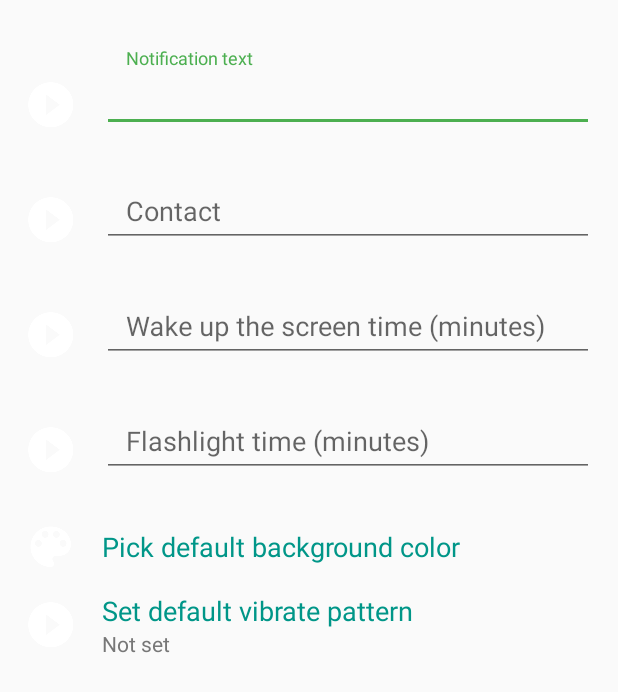
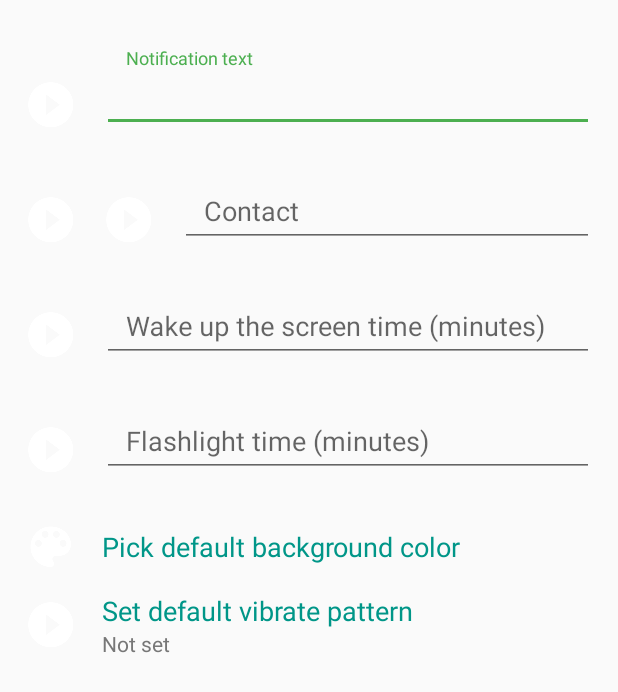
Before and after one commit to 0x2539/ITFest-Mobile-2015, an Android app: the layout activity_add_new_notification.xml on its own in the app's theme, with its tools: preview values and no code run, on a phone screen of 412 x 824 dp. Shown: the top 692 px of the screen. Run offline under Robolectric (Android 15) with nearby library versions, the phone set to English and light mode, and no system bars.

Commit message:
working contacts

```diff
--- a/CoolApp/app/src/main/java/bytes/smart/coolapp/views/AddNewNotificationLayout.java
+++ b/CoolApp/app/src/main/java/bytes/smart/coolapp/views/AddNewNotificationLayout.java
@@ -8,6 +8,7 @@ import android.support.v7.app.AppCompatActivity;
 import android.support.v7.widget.Toolbar;
 import android.util.AttributeSet;
 import android.view.View;
+import android.widget.AdapterView;
 import android.widget.AutoCompleteTextView;
 import android.widget.EditText;
 import android.widget.ImageView;
@@ -46,6 +47,8 @@ public class AddNewNotificationLayout extends RelativeLayout implements OnChange
     private TextView vibratePatternSetTextView;
     private LinearLayout defaultColorLinearLayout;
     private ImageView defaultColorImageView;
+    private ImageView contactPhotoImageView;
+    private ImageView contactPhotoDefaultImageView;
 
     private ContactsAdapter contactsAdapter;
 
@@ -87,6 +90,13 @@ public class AddNewNotificationLayout extends RelativeLayout implements OnChange
         contactTextInputLayout = (TextInputLayout) findViewById(R.id.activity_add_new_notification_contact_textinputlayout);
         contactAutoCompleteTextView = (AutoCompleteTextView) findViewById(R.id.activity_add_new_notification_contact_autocompletetextview);
         contactsAdapter = new ContactsAdapter(getContext(), ContactsManager.getContactsManager(getContext()).getContacts());
+        contactAutoCompleteTextView.setOnItemClickListener(new AdapterView.OnItemClickListener() {
+            @Override
+            public void onItemClick(AdapterView<?> parent, View view, int position, long id) {
+                getViewListener().saveDataToModel();
+                updateView();
+            }
+        });
         contactAutoCompleteTextView.setAdapter(contactsAdapter);
 
         wakeUpTextInputLayout = (TextInputLayout) findViewById(R.id.activity_add_new_notification_wake_screen_textinputlayout);
@@ -112,6 +122,8 @@ public class AddNewNotificationLayout extends RelativeLayout implements OnChange
             }
         });
         defaultColorImageView = (ImageView) findViewById(R.id.activity_add_new_notification_choose_color_imageview);
+        contactPhotoImageView = (ImageView) findViewById(R.id.activity_add_new_notification_contact_imageview);
+        contactPhotoDefaultImageView = (ImageView) findViewById(R.id.activity_add_new_notification_contact_default_imageview);
     }
 
     private void initToolbar() {
@@ -134,6 +146,18 @@ public class AddNewNotificationLayout extends RelativeLayout implements OnChange
         else
         {
             vibratePatternSetTextView.setText("Not set");
+        }
+
+        if(ContactsManager.getContactsManager(getContext()).getContactPhoto(contactAutoCompleteTextView.getText().toString()) != null)
+        {
+            contactPhotoDefaultImageView.setVisibility(GONE);
+            contactPhotoImageView.setVisibility(VISIBLE);
+            contactPhotoImageView.setImageDrawable(ContactsManager.getContactsManager(getContext()).getContactPhoto(contactAutoCompleteTextView.getText().toString()));
+        }
+        else
+        {
+            contactPhotoDefaultImageView.setVisibility(VISIBLE);
+            contactPhotoImageView.setVisibility(GONE);
         }
 
         defaultColorImageView.setColorFilter(getModel().getColor(), PorterDuff.Mode.SRC_ATOP);
--- a/CoolApp/app/src/main/res/layout/activity_add_new_notification.xml
+++ b/CoolApp/app/src/main/res/layout/activity_add_new_notification.xml
@@ -64,8 +64,18 @@
                 android:gravity="center_vertical">
 
                 <ImageView
+                    android:id="@+id/activity_add_new_notification_contact_default_imageview"
                     android:layout_width="wrap_content"
                     android:layout_height="wrap_content"
+                    android:layout_marginRight="16dp"
+                    android:layout_marginTop="8dp"
+                    android:layout_marginBottom="8dp"
+                    android:src="@drawable/ic_play_circle_filled_white_36dp"/>
+
+                <de.hdodenhof.circleimageview.CircleImageView
+                    android:id="@+id/activity_add_new_notification_contact_imageview"
+                    android:layout_width="36dp"
+                    android:layout_height="36dp"
                     android:layout_marginRight="16dp"
                     android:layout_marginTop="8dp"
                     android:layout_marginBottom="8dp"
```
Also changed, not shown: CoolApp/app/src/main/java/bytes/smart/coolapp/managers/ContactsManager.java (+11 -0 lines), CoolApp/app/src/main/res/layout/activity_add_new_notification_blind.xml (added, +36 -0 lines).
